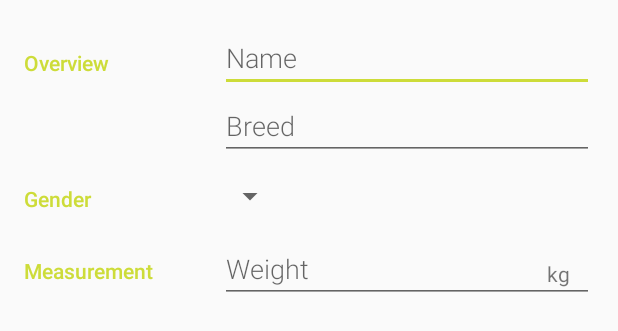
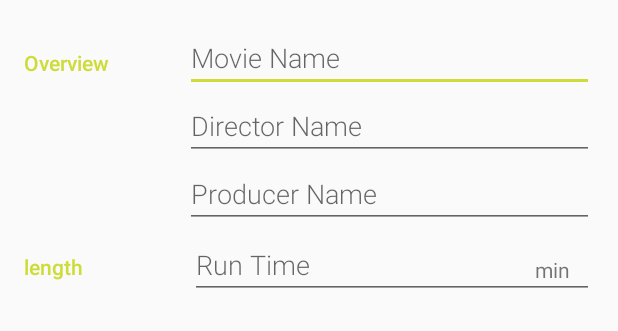
Before and after one commit to prakhar-bindal/shop-database, an Android app: the layout activity_editor.xml on its own in the app's theme, with its tools: preview values and no code run, on a phone screen of 412 x 824 dp. Shown: the top 331 px of the screen. Run offline under Robolectric (Android 15) with nearby library versions, the phone set to English and light mode, and no system bars.

Commit message:
some changes

```diff
--- a/MovieManager/app/build.gradle
+++ b/MovieManager/app/build.gradle
@@ -24,7 +24,7 @@ dependencies {
     androidTestCompile('com.android.support.test.espresso:espresso-core:2.2.2', {
         exclude group: 'com.android.support', module: 'support-annotations'
     })
-    compile 'com.android.support:design:24.1.1'
+    compile 'com.android.support:design:25.1.1'
     compile 'com.android.support:appcompat-v7:25.1.1'
     testCompile 'junit:junit:4.12'
 }
--- a/MovieManager/app/src/main/res/layout/activity_editor.xml
+++ b/MovieManager/app/src/main/res/layout/activity_editor.xml
@@ -27,9 +27,30 @@
         android:orientation="horizontal">
 
         <!-- Label -->
-        <TextView
-            android:text="@string/category_overview"
-            style="@style/CategoryStyle" />
+        <LinearLayout
+            android:layout_width="0dp"
+            android:layout_height="wrap_content"
+            android:layout_weight="0.75"
+            android:orientation="vertical">
+            <TextView
+                android:text="@string/category_overview"
+                style="@style/CategoryStyle"
+                android:layout_width="60dp" />
+
+            <!--<TextView-->
+                <!--android:id="@+id/textView"-->
+                <!--style="@style/CategoryStyle"-->
+                <!--android:layout_width="60dp"-->
+                <!--android:paddingTop="25dp"-->
+                <!--android:text="@string/category_overview" />-->
+            <!--<TextView-->
+                <!--android:id="@+id/textView2"-->
+                <!--style="@style/CategoryStyle"-->
+                <!--android:layout_width="60dp"-->
+                <!--android:paddingTop="25dp"-->
+                <!--android:text="@string/category_overview" />-->
+        </LinearLayout>
+
 
         <!-- Input fields -->
         <LinearLayout
@@ -41,48 +62,28 @@
 
             <!-- Name field -->
             <EditText
-                android:id="@+id/edit_pet_name"
-                android:hint="@string/hint_pet_name"
+                android:id="@+id/edit_movie_name"
+                android:hint="Movie Name"
                 android:inputType="textCapWords"
                 style="@style/EditorFieldStyle" />
 
             <!-- Breed field -->
             <EditText
-                android:id="@+id/edit_pet_breed"
-                android:hint="@string/hint_pet_breed"
+                android:id="@+id/edit_movie_director"
+                android:hint="Director Name"
+                android:inputType="textCapWords"
+                style="@style/EditorFieldStyle" />
+            <!-- Breed field -->
+            <EditText
+                android:id="@+id/edit_movie_producer"
+                android:hint="Producer Name"
                 android:inputType="textCapWords"
                 style="@style/EditorFieldStyle" />
         </LinearLayout>
     </LinearLayout>
 
     <!-- Gender category -->
-    <LinearLayout
-        android:id="@+id/container_gender"
-        android:layout_width="match_parent"
-        android:layout_height="wrap_content"
-        android:orientation="horizontal">
 
-        <!-- Label -->
-        <TextView
-            android:text="@string/category_gender"
-            style="@style/CategoryStyle" />
-
-        <!-- Input field -->
-        <LinearLayout
-            android:layout_height="wrap_content"
-            android:layout_width="0dp"
-            android:layout_weight="2"
-            android:orientation="vertical">
-
-            <!-- Gender drop-down spinner -->
-            <Spinner
-                android:id="@+id/spinner_gender"
-                android:layout_height="48dp"
-                android:layout_width="wrap_content"
-                android:paddingRight="16dp"
-                android:spinnerMode="dropdown"/>
-        </LinearLayout>
-    </LinearLayout>
 
     <!-- Measurement category -->
     <LinearLayout
@@ -93,27 +94,28 @@
 
         <!-- Label -->
         <TextView
-            android:text="@string/category_measurement"
-            style="@style/CategoryStyle" />
+            android:text="length"
+            style="@style/CategoryStyle"
+            android:layout_width="16dp" />
 
         <!-- Input fields -->
         <RelativeLayout
             android:layout_height="wrap_content"
             android:layout_width="0dp"
-            android:layout_weight="2"
+            android:layout_weight="3"
             android:paddingLeft="4dp">
 
             <!-- Weight field -->
             <EditText
-                android:id="@+id/edit_pet_weight"
-                android:hint="@string/hint_pet_weight"
+                android:id="@+id/edit_movie_time"
+                android:hint="Run Time"
                 android:inputType="number"
                 style="@style/EditorFieldStyle" />
 
             <!-- Units for weight (kg) -->
             <TextView
                 android:id="@+id/label_weight_units"
-                android:text="@string/unit_pet_weight"
+                android:text="min"
                 style="@style/EditorUnitsStyle"/>
         </RelativeLayout>
     </LinearLayout>
--- a/MovieManager/app/src/main/res/values/strings.xml
+++ b/MovieManager/app/src/main/res/values/strings.xml
@@ -18,7 +18,7 @@
     <string name="empty_view_subtitle_text">Get started by adding data</string>
 
     <!-- Title for the activity to add a new pet [CHAR LIMIT=20] -->
-    <string name="editor_activity_title_new_pet">Add a MOvie</string>
+    <string name="editor_activity_title_new_pet">Add a Movie</string>
 
     <!-- Title for the activity to edit an existing pet [CHAR LIMIT=20] -->
     <string name="editor_activity_title_edit_pet">Edit Movie</string>
```
Also changed, not shown: MovieManager/app/src/main/AndroidManifest.xml (+9 -1 lines), MovieManager/app/src/main/java/com/example/akashraj/moviemanager/EditorActivity.java (+58 -57 lines), MovieManager/app/src/main/java/com/example/akashraj/moviemanager/data/MovieContract.java (+25 -10 lines), MovieManager/app/src/main/java/com/example/akashraj/moviemanager/data/MovieDbHelper.java (+24 -7 lines), MovieManager/app/src/main/java/com/example/akashraj/moviemanager/data/MovieProvider.java (+69 -63 lines), MovieManager/app/src/main/res/layout/activity_catalog.xml (+1 -12 lines).
